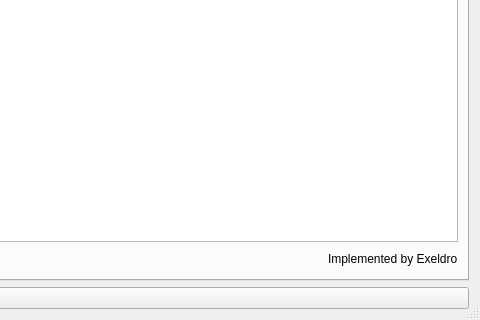
First picture: the form in forms/advanced-scene-switcher.ui, repository WarmUpTill/SceneSwitcher, before the edit; both pictures show x 620 to 1100 and y 280 to 600 of the 1100 by 600 pixel window.
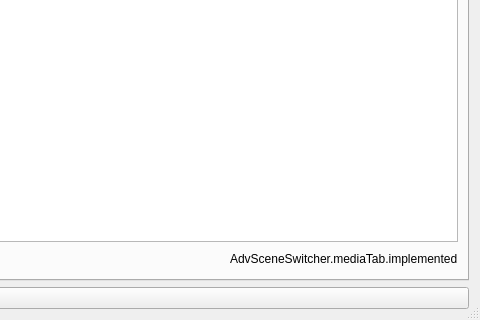
Second picture: the form after the edit. The open tabs and pages were chosen to show the change. Icons and pictures are not drawn.

Patch:
```diff
--- a/forms/advanced-scene-switcher.ui
+++ b/forms/advanced-scene-switcher.ui
@@ -1996,7 +1996,7 @@
          <item>
           <widget class="QLabel" name="label_54">
            <property name="text">
-            <string>Implemented by Exeldro</string>
+            <string>AdvSceneSwitcher.mediaTab.implemented</string>
            </property>
           </widget>
          </item>
```
